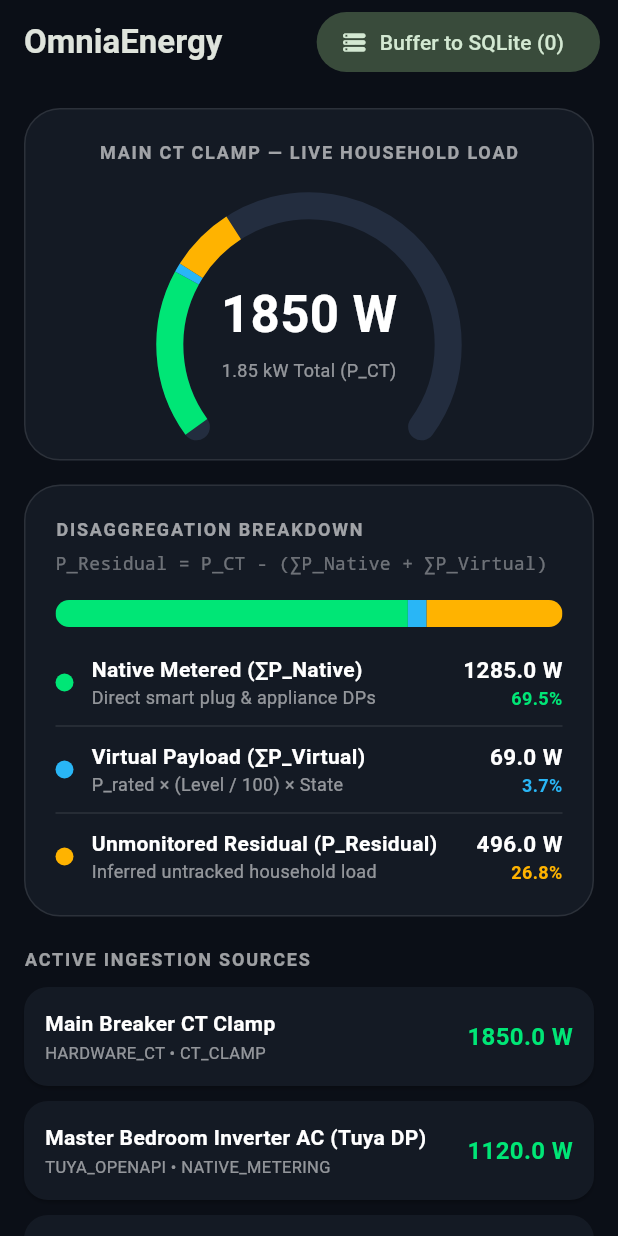
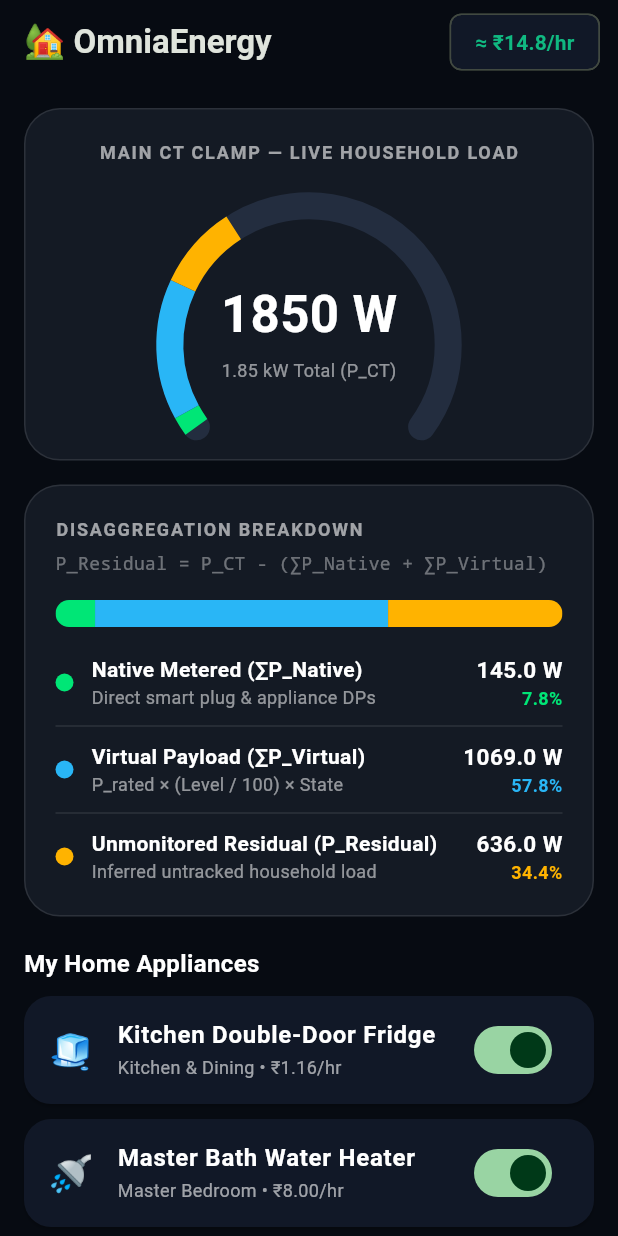
Before and after one commit to mahiccc/omnia-energy, a Flutter app: the screen it shows after launch, on a phone screen of 412 x 824 dp. Run offline on Flutter 3.47's test engine with Material 3 defaults, Android fonts, the light colour scheme and no system bars; our stand-ins replace flutter_secure_storage, google_sign_in, sqflite; missing offline and left inert: googleapis, workmanager; accounts and stored records are empty; statements that could not run were skipped.

Commit message:
release(v0.2.0-home): redesign UI for everyday home users with room controls, ₹/hr cost insights, and smart bill tips

```diff
--- a/lib/ui/dashboard/dashboard_screen.dart
+++ b/lib/ui/dashboard/dashboard_screen.dart
@@ -6,11 +6,12 @@ import '../../core/models/device_model.dart';
 import '../widgets/disaggregation_breakdown_chart.dart';
 import '../widgets/live_load_gauge_widget.dart';
 
-/// Main dashboard screen for OmniaEnergy displaying:
-/// 1. Live CT household load gauge (`LiveLoadGaugeWidget`)
-/// 2. Disaggregation breakdown chart (`DisaggregationBreakdownChart`)
-/// 3. Interactive device telemetry controls (CT Clamp, Tuya Native Plugs,
-///    Atomberg BLE & Google Home Virtual Payload devices)
+/// Homeowner-friendly Dashboard Screen for OmniaEnergy (v0.2.0-home).
+///
+/// Presents live household usage in everyday terms (Watts, ₹/hour, estimated
+/// monthly bill, room-by-room appliance controls, and smart savings tips) while
+/// running the disaggregation math and SQLite buffering automatically in the
+/// background.
 class DashboardScreen extends StatefulWidget {
   final TelemetryRepository repository;
 
@@ -24,10 +25,11 @@ class DashboardScreen extends StatefulWidget {
 }
 
 class _DashboardScreenState extends State<DashboardScreen> {
+  static const double _defaultTariffInrPerKwh = 8.0;
+
   late final DisaggregationUseCase _disaggregationUseCase;
   List<DeviceModel> _devices = [];
   DisaggregationSnapshot? _snapshot;
-  int _pendingSyncCount = 0;
 
   @override
   void initState() {
@@ -35,98 +37,89 @@ class _DashboardScreenState extends State<DashboardScreen> {
     _disaggregationUseCase = DisaggregationUseCase(
       repository: widget.repository,
     );
-    _seedDefaultDevicesAndCompute();
+    _seedFriendlyHomeDevices();
   }
 
-  Future<void> _seedDefaultDevicesAndCompute() async {
+  Future<void> _seedFriendlyHomeDevices() async {
     final nowMs = DateTime.now().millisecondsSinceEpoch;
-    final defaultDevices = <DeviceModel>[
+    _devices = <DeviceModel>[
       DeviceModel(
-        id: 'ct_main_01',
-        name: 'Main Breaker CT Clamp',
+        id: 'd79bffe403697ffc699f5d',
+        name: 'Main Home Smart Meter',
         category: DeviceCategory.ctClamp,
         vendor: DeviceVendor.hardwareCt,
         isOn: true,
         livePowerWatts: 1850.0,
+        metadata: const {'room': 'Main Panel', 'icon': '⚡'},
         updatedAtMs: nowMs,
       ),
       DeviceModel(
-        id: 'tuya_ac_plug_01',
-        name: 'Master Bedroom Inverter AC (Tuya DP)',
+        id: 'native_kitchen_fridge',
+        name: 'Kitchen Double-Door Fridge',
         category: DeviceCategory.nativeMetering,
         vendor: DeviceVendor.tuyaOpenApi,
         isOn: true,
-        livePowerWatts: 1120.0,
+        livePowerWatts: 145.0,
+        metadata: const {'room': 'Kitchen & Dining', 'icon': '🧊'},
         updatedAtMs: nowMs,
       ),
       DeviceModel(
-        id: 'tuya_fridge_plug_02',
-        name: 'Kitchen Refrigerator (Tuya DP)',
-        category: DeviceCategory.nativeMetering,
+        id: 'd76868c21ede5a8a9bq2rc',
+        name: 'Master Bath Water Heater',
+        category: DeviceCategory.virtualPayload,
         vendor: DeviceVendor.tuyaOpenApi,
+        ratedWatts: 2000.0,
+        currentLevelPercent: 50.0,
         isOn: true,
-        livePowerWatts: 165.0,
+        metadata: const {'room': 'Master Bedroom', 'icon': '🚿'},
         updatedAtMs: nowMs,
       ),
       DeviceModel(
-        id: 'atomberg_fan_living',
-        name: 'Atomberg Renesa BLDC Fan (BLE)',
+        id: 'atomberg_ble_living',
+        name: 'Living Room Atomberg Fan',
         category: DeviceCategory.virtualPayload,
         vendor: DeviceVendor.atombergBle,
         ratedWatts: 35.0,
         currentLevelPercent: 60.0,
         isOn: true,
+        metadata: const {'room': 'Living Room', 'icon': '🌀'},
         updatedAtMs: nowMs,
       ),
       DeviceModel(
-        id: 'ghome_living_lights',
-        name: 'Living Room Smart Chandelier (Google Home)',
+        id: 'ghome_smart_dimmer',
+        name: 'Dining Table Chandelier',
         category: DeviceCategory.virtualPayload,
         vendor: DeviceVendor.googleHome,
         ratedWatts: 60.0,
         currentLevelPercent: 80.0,
         isOn: true,
+        metadata: const {'room': 'Kitchen & Dining', 'icon': '💡'},
         updatedAtMs: nowMs,
       ),
     ];
 
-    _devices = defaultDevices;
-    await _recalculate(persistToSqlite: false);
+    await _recalculateAndSaveSilently();
   }
 
-  Future<void> _recalculate({bool persistToSqlite = false}) async {
+  Future<void> _recalculateAndSaveSilently() async {
     final snapshot = await _disaggregationUseCase.execute(
       devices: _devices,
-      persistToBuffer: persistToSqlite,
+      persistToBuffer: true,
     );
-    if (persistToSqlite) {
-      final pending = await widget.repository.fetchPendingSyncBatch();
-      _pendingSyncCount = pending.length;
-    }
     if (!mounted) return;
     setState(() {
       _snapshot = snapshot;
     });
   }
 
-  void _toggleDeviceState(int index, bool isOn) {
+  void _toggleAppliance(int index, bool isOn) {
     setState(() {
       _devices[index] = _devices[index].copyWith(
         isOn: isOn,
         updatedAtMs: DateTime.now().millisecondsSinceEpoch,
       );
     });
-    _recalculate(persistToSqlite: false);
-  }
-
-  void _updateDeviceLevel(int index, double newPercent) {
-    setState(() {
-      _devices[index] = _devices[index].copyWith(
-        currentLevelPercent: newPercent,
-        updatedAtMs: DateTime.now().millisecondsSinceEpoch,
-      );
-    });
-    _recalculate(persistToSqlite: false);
+    _recalculateAndSaveSilently();
   }
 
   @override
@@ -136,22 +129,28 @@ class _DashboardScreenState extends State<DashboardScreen> {
     final pNative = record?.pNativeSumWatts ?? 0.0;
     final pVirtual = record?.pVirtualSumWatts ?? 0.0;
     final pResidual = record?.pResidualWatts ?? 0.0;
+    final hourlyCostInr = (pCt / 1000.0) * _defaultTariffInrPerKwh;
 
     return Scaffold(
-      backgroundColor: const Color(0xFF0B0F17),
+      backgroundColor: const Color(0xFF070B12),
       appBar: AppBar(
-        backgroundColor: const Color(0xFF0B0F17),
+        backgroundColor: const Color(0xFF070B12),
         title: const Text(
-          'OmniaEnergy',
+          '🏡 OmniaEnergy',
           style: TextStyle(fontWeight: FontWeight.bold),
         ),
         actions: [
           Padding(
             padding: const EdgeInsets.only(right: 12),
-            child: FilledButton.tonalIcon(
-              onPressed: () => _recalculate(persistToSqlite: true),
-              icon: const Icon(Icons.storage_rounded, size: 18),
-              label: Text('Buffer to SQLite ($_pendingSyncCount)'),
+            child: Chip(
+              label: Text(
+                '≈ ₹${hourlyCostInr.toStringAsFixed(1)}/hr',
+                style: const TextStyle(
+                  color: Color(0xFF10B981),
+                  fontWeight: FontWeight.bold,
+                ),
+              ),
+              backgroundColor: const Color(0xFF111827),
             ),
           ),
         ],
@@ -174,94 +173,46 @@ class _DashboardScreenState extends State<DashboardScreen> {
           ),
           const SizedBox(height: 20),
           const Text(
-            'ACTIVE INGESTION SOURCES',
+            'My Home Appliances',
             style: TextStyle(
-              fontSize: 12,
-              fontWeight: FontWeight.w600,
-              letterSpacing: 1.2,
-              color: Colors.white60,
+              fontSize: 16,
+              fontWeight: FontWeight.bold,
+              color: Colors.white,
             ),
           ),
           const SizedBox(height: 10),
           ...List.generate(_devices.length, (index) {
             final device = _devices[index];
+            if (device.category == DeviceCategory.ctClamp) {
+              return const SizedBox.shrink();
+            }
+            final room = (device.metadata['room'] as String?) ?? 'Home';
+            final icon = (device.metadata['icon'] as String?) ?? '🔌';
+            final costPerHr =
+                (device.activeWatts / 1000.0) * _defaultTariffInrPerKwh;
+
             return Card(
-              color: const Color(0xFF141A24),
+              color: const Color(0xFF111827),
               margin: const EdgeInsets.only(bottom: 10),
               shape: RoundedRectangleBorder(
-                borderRadius: BorderRadius.circular(16),
+                borderRadius: BorderRadius.circular(18),
               ),
-              child: Padding(
-                padding: const EdgeInsets.all(14),
-                child: Column(
-                  crossAxisAlignment: CrossAxisAlignment.start,
-                  children: [
-                    Row(
-                      children: [
-                        Expanded(
-                          child: Column(
-                            crossAxisAlignment: CrossAxisAlignment.start,
-                            children: [
-                              Text(
+              child: ListTile(
+                leading: Text(icon, style: const TextStyle(fontSize: 24)),
+                title: Text(
                   device.name,
                   style: const TextStyle(
                     fontWeight: FontWeight.w600,
                     color: Colors.white,
                   ),
                 ),
-                              const SizedBox(height: 2),
-                              Text(
-                                '${device.vendor.dbValue} • ${device.category.dbValue}',
-                                style: const TextStyle(
-                                  fontSize: 11,
-                                  color: Colors.white54,
+                subtitle: Text(
+                  '$room • ₹${costPerHr.toStringAsFixed(2)}/hr',
+                  style: const TextStyle(color: Colors.white60, fontSize: 12),
                 ),
-                              ),
-                            ],
-                          ),
-                        ),
-                        Text(
-                          '${device.activeWatts.toStringAsFixed(1)} W',
-                          style: const TextStyle(
-                            fontSize: 16,
-                            fontWeight: FontWeight.bold,
-                            color: Color(0xFF00E676),
-                          ),
-                        ),
-                        if (device.category == DeviceCategory.virtualPayload)
-                          Switch(
+                trailing: Switch(
                   value: device.isOn,
-                            onChanged: (v) => _toggleDeviceState(index, v),
-                          ),
-                      ],
-                    ),
-                    if (device.category == DeviceCategory.virtualPayload) ...[
-                      const SizedBox(height: 6),
-                      Row(
-                        children: [
-                          Text(
-                            'Level: ${device.currentLevelPercent.toStringAsFixed(0)}% '
-                            '(P_rated: ${device.ratedWatts.toStringAsFixed(0)}W)',
-                            style: const TextStyle(
-                              fontSize: 12,
-                              color: Colors.white70,
-                            ),
-                          ),
-                          Expanded(
-                            child: Slider(
-                              value: device.currentLevelPercent,
-                              min: 0,
-                              max: 100,
-                              divisions: 20,
-                              onChanged: device.isOn
-                                  ? (v) => _updateDeviceLevel(index, v)
-                                  : null,
-                            ),
-                          ),
-                        ],
-                      ),
-                    ],
-                  ],
+                  onChanged: (v) => _toggleAppliance(index, v),
                 ),
               ),
             );
```
Also changed, not shown: 4 other files. Lines whose indentation alone changed are shown as unchanged.
